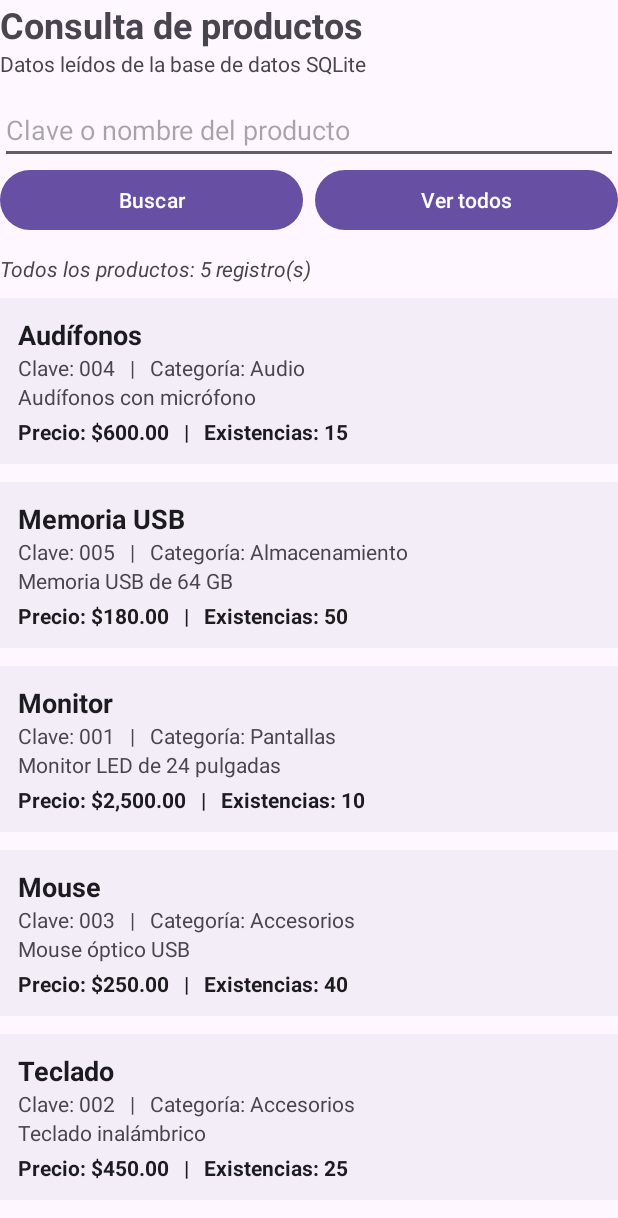
After one commit to uriel-carpinteyro/RecyclerView-Conectado_con_SQLite, an Android app: the ConsultaActivity screen opened directly, with no data from a screen before it, on a phone screen of 412 x 824 dp. The commit adds this screen. Shown: the top 1218 px of the screen. Run offline under Robolectric (Android 15) with nearby library versions, the phone set to English and light mode, and no system bars.

Commit message:
Actividad SQLite: consulta de productos con rawQuery y Cursor

```diff
--- a/app/src/main/java/com/example/recyclerview/BaseDatos.java
+++ b/app/src/main/java/com/example/recyclerview/BaseDatos.java
@@ -1,13 +1,21 @@
 package com.example.recyclerview;
 
+import android.content.ContentValues;
 import android.content.Context;
+import android.database.Cursor;
 import android.database.sqlite.SQLiteDatabase;
 import android.database.sqlite.SQLiteOpenHelper;
+
+import java.util.ArrayList;
+import java.util.List;
 
 public class BaseDatos extends SQLiteOpenHelper {
 
     public static final String NOMBRE_BD = "inventario.db";
     public static final int VERSION = 1;
+
+    private static final String COLUMNAS =
+            "clave, nombre, descripcion, precio, existencias, categoria";
 
     public BaseDatos(Context context) {
         super(context, NOMBRE_BD, null, VERSION);
@@ -30,4 +38,79 @@ public class BaseDatos extends SQLiteOpenHelper {
         db.execSQL("DROP TABLE IF EXISTS productos");
         onCreate(db);
     }
+
+    // ---------------------- CONSULTAS (R de CRUD) ----------------------
+
+    /** SELECT * FROM productos: regresa todos los registros guardados. */
+    public List<Producto> consultarTodos() {
+        List<Producto> lista = new ArrayList<>();
+        SQLiteDatabase db = getReadableDatabase();          // abre la BD solo para leer
+        try (Cursor cursor = db.rawQuery(
+                "SELECT " + COLUMNAS + " FROM productos ORDER BY nombre", null)) {
+            while (cursor.moveToNext()) {                    // recorre registro por registro
+                lista.add(leerProducto(cursor));
+            }
+        }
+        return lista;
+    }
+
+    /** Búsqueda específica: por clave exacta o por parte del nombre. */
+    public List<Producto> buscar(String texto) {
+        List<Producto> lista = new ArrayList<>();
+        SQLiteDatabase db = getReadableDatabase();
+        String sql = "SELECT " + COLUMNAS + " FROM productos "
+                + "WHERE clave = ? OR nombre LIKE ? ORDER BY nombre";
+        String[] argumentos = {texto, "%" + texto + "%"};    // los ? se reemplazan de forma segura
+        try (Cursor cursor = db.rawQuery(sql, argumentos)) {
+            while (cursor.moveToNext()) {
+                lista.add(leerProducto(cursor));
+            }
+        }
+        return lista;
+    }
+
+    /** Convierte la fila actual del Cursor en un objeto Producto. */
+    private Producto leerProducto(Cursor c) {
+        return new Producto(
+                c.getString(0),     // clave
+                c.getString(1),     // nombre
+                c.getString(2),     // descripcion
+                c.getDouble(3),     // precio
+                c.getInt(4),        // existencias
+                c.getString(5));    // categoria
+    }
+
+    // ---------------------- DATOS DE EJEMPLO ----------------------
+
+    /** Cuenta cuántos productos hay guardados. */
+    public int contar() {
+        SQLiteDatabase db = getReadableDatabase();
+        try (Cursor cursor = db.rawQuery("SELECT COUNT(*) FROM productos", null)) {
+            return cursor.moveToFirst() ? cursor.getInt(0) : 0;
+        }
+    }
+
+    /** Si la tabla está vacía, inserta algunos productos para poder probar las consultas. */
+    public void insertarEjemplosSiEstaVacia() {
+        if (contar() > 0) {
+            return;
+        }
+        insertarEjemplo("001", "Monitor", "Monitor LED de 24 pulgadas", 2500, 10, "Pantallas");
+        insertarEjemplo("002", "Teclado", "Teclado inalámbrico", 450, 25, "Accesorios");
+        insertarEjemplo("003", "Mouse", "Mouse óptico USB", 250, 40, "Accesorios");
+        insertarEjemplo("004", "Audífonos", "Audífonos con micrófono", 600, 15, "Audio");
+        insertarEjemplo("005", "Memoria USB", "Memoria USB de 64 GB", 180, 50, "Almacenamiento");
+    }
+
+    private void insertarEjemplo(String clave, String nombre, String descripcion,
+                                 double precio, int existencias, String categoria) {
+        ContentValues valores = new ContentValues();
+        valores.put("clave", clave);
+        valores.put("nombre", nombre);
+        valores.put("descripcion", descripcion);
+        valores.put("precio", precio);
+        valores.put("existencias", existencias);
+        valores.put("categoria", categoria);
+        getWritableDatabase().insert("productos", null, valores);
+    }
 }
--- /dev/null
+++ b/app/src/main/java/com/example/recyclerview/ConsultaActivity.java
@@ -0,0 +1,94 @@
+package com.example.recyclerview;
+
+import android.os.Bundle;
+import android.view.View;
+import android.widget.Button;
+import android.widget.EditText;
+import android.widget.TextView;
+
+import androidx.activity.EdgeToEdge;
+import androidx.appcompat.app.AppCompatActivity;
+import androidx.core.graphics.Insets;
+import androidx.core.view.ViewCompat;
+import androidx.core.view.WindowInsetsCompat;
+import androidx.recyclerview.widget.LinearLayoutManager;
+import androidx.recyclerview.widget.RecyclerView;
+
+import java.util.ArrayList;
+import java.util.List;
+
+/** Pantalla de consulta: muestra los registros de SQLite y permite buscar uno. */
+public class ConsultaActivity extends AppCompatActivity {
+
+    EditText etBuscar;
+    Button btnBuscar, btnTodos;
+    TextView tvResumen, tvVacio;
+    RecyclerView lista;
+
+    BaseDatos baseDatos;
+    ProductoAdaptador adaptador;
+
+    @Override
+    protected void onCreate(Bundle savedInstanceState) {
+        super.onCreate(savedInstanceState);
+        EdgeToEdge.enable(this);
+        setContentView(R.layout.activity_consulta);
+
+        etBuscar = findViewById(R.id.etBuscar);
+        btnBuscar = findViewById(R.id.btnBuscar);
+        btnTodos = findViewById(R.id.btnTodos);
+        tvResumen = findViewById(R.id.tvResumen);
+        tvVacio = findViewById(R.id.tvVacio);
+        lista = findViewById(R.id.listaProductos);
+
+        // 1) Conectar con SQLite
+        baseDatos = new BaseDatos(this);
+        baseDatos.insertarEjemplosSiEstaVacia();   // si no hay datos, crea algunos de ejemplo
+
+        // 2) Preparar la lista
+        adaptador = new ProductoAdaptador(new ArrayList<>());
+        lista.setLayoutManager(new LinearLayoutManager(this));
+        lista.setAdapter(adaptador);
+
+        // 3) Botones
+        btnTodos.setOnClickListener(v -> {
+            etBuscar.setText("");
+            mostrarTodos();
+        });
+        btnBuscar.setOnClickListener(v -> buscarProducto());
+
+        // Al abrir la pantalla se muestran todos los registros
+        mostrarTodos();
+
+        ViewCompat.setOnApplyWindowInsetsListener(findViewById(R.id.main), (v, insets) -> {
+            Insets systemBars = insets.getInsets(WindowInsetsCompat.Type.systemBars());
+            v.setPadding(systemBars.left, systemBars.top, systemBars.right, systemBars.bottom);
+            return insets;
+        });
+    }
+
+    /** Consulta general: SELECT * FROM productos */
+    private void mostrarTodos() {
+        List<Producto> resultados = baseDatos.consultarTodos();
+        mostrarResultados(resultados, "Todos los productos: " + resultados.size() + " registro(s)");
+    }
+
+    /** Consulta específica: WHERE clave = ? OR nombre LIKE ? */
+    private void buscarProducto() {
+        String texto = String.valueOf(etBuscar.getText()).trim();
+        if (texto.isEmpty()) {
+            etBuscar.setError("Escribe una clave o un nombre");
+            return;
+        }
+        List<Producto> resultados = baseDatos.buscar(texto);
+        mostrarResultados(resultados,
+                "Resultados para \"" + texto + "\": " + resultados.size() + " registro(s)");
+    }
+
+    /** Muestra los registros en la pantalla (o un aviso si no hay ninguno). */
+    private void mostrarResultados(List<Producto> resultados, String resumen) {
+        adaptador.actualizar(resultados);
+        tvResumen.setText(resumen);
+        tvVacio.setVisibility(resultados.isEmpty() ? View.VISIBLE : View.GONE);
+    }
+}
--- a/app/src/main/java/com/example/recyclerview/CrudActivity.java
+++ b/app/src/main/java/com/example/recyclerview/CrudActivity.java
@@ -1,6 +1,7 @@
 package com.example.recyclerview;
 
 import android.content.ContentValues;
+import android.content.Intent;
 import android.database.sqlite.SQLiteDatabase;
 import android.os.Bundle;
 import android.widget.Button;
@@ -17,7 +18,7 @@ import com.google.android.material.textfield.TextInputEditText;
 public class CrudActivity extends AppCompatActivity {
 
     TextInputEditText etClave, etNombre, etDescripcion, etPrecio, etExistencias, etCategoria;
-    Button btnNuevo, btnGuardar, btnActualizar, btnEliminar;
+    Button btnNuevo, btnGuardar, btnActualizar, btnEliminar, btnConsultar;
     BaseDatos baseDatos;
 
     @Override
@@ -38,6 +39,7 @@ public class CrudActivity extends AppCompatActivity {
         btnGuardar = findViewById(R.id.btnGuardar);
         btnActualizar = findViewById(R.id.btnActualizar);
         btnEliminar = findViewById(R.id.btnEliminar);
+        btnConsultar = findViewById(R.id.btnConsultar);
 
         btnNuevo.setOnClickListener(v -> limpiarFormulario());
 
@@ -52,6 +54,7 @@ public class CrudActivity extends AppCompatActivity {
                 mensaje("Modificar: datos del producto validados");
             }
         });
+
         btnEliminar.setOnClickListener(v -> {
             if (texto(etClave).isEmpty()) {
                 etClave.setError("Escribe la clave del producto");
@@ -59,6 +62,10 @@ public class CrudActivity extends AppCompatActivity {
                 mensaje("Eliminar: producto " + texto(etClave));
             }
         });
+
+        // Abre la pantalla que lee los productos de SQLite (R de CRUD)
+        btnConsultar.setOnClickListener(v ->
+                startActivity(new Intent(CrudActivity.this, ConsultaActivity.class)));
 
         ViewCompat.setOnApplyWindowInsetsListener(findViewById(R.id.main), (v, insets) -> {
             Insets systemBars = insets.getInsets(WindowInsetsCompat.Type.systemBars());
--- /dev/null
+++ b/app/src/main/java/com/example/recyclerview/Producto.java
@@ -0,0 +1,22 @@
+package com.example.recyclerview;
+
+/** Representa un registro de la tabla productos. */
+public class Producto {
+
+    public final String clave;
+    public final String nombre;
+    public final String descripcion;
+    public final double precio;
+    public final int existencias;
+    public final String categoria;
+
+    public Producto(String clave, String nombre, String descripcion,
+                    double precio, int existencias, String categoria) {
+        this.clave = clave;
+        this.nombre = nombre;
+        this.descripcion = descripcion;
+        this.precio = precio;
+        this.existencias = existencias;
+        this.categoria = categoria;
+    }
+}
--- /dev/null
+++ b/app/src/main/java/com/example/recyclerview/ProductoAdaptador.java
@@ -0,0 +1,68 @@
+package com.example.recyclerview;
+
+import android.view.LayoutInflater;
+import android.view.View;
+import android.view.ViewGroup;
+import android.widget.TextView;
+
+import androidx.annotation.NonNull;
+import androidx.recyclerview.widget.RecyclerView;
+
+import java.util.List;
+import java.util.Locale;
+
+/** Muestra en la lista los productos que se recuperaron de SQLite. */
+public class ProductoAdaptador extends RecyclerView.Adapter<ProductoAdaptador.Vista> {
+
+    private final List<Producto> productos;
+
+    public ProductoAdaptador(List<Producto> productos) {
+        this.productos = productos;
+    }
+
+    /** Reemplaza los datos de la lista y vuelve a dibujarla. */
+    public void actualizar(List<Producto> nuevos) {
+        productos.clear();
+        productos.addAll(nuevos);
+        notifyDataSetChanged();
+    }
+
+    @NonNull
+    @Override
+    public Vista onCreateViewHolder(@NonNull ViewGroup parent, int viewType) {
+        View view = LayoutInflater.from(parent.getContext())
+                .inflate(R.layout.item_producto, parent, false);
+        return new Vista(view);
+    }
+
+    @Override
+    public void onBindViewHolder(@NonNull Vista holder, int position) {
+        Producto p = productos.get(position);
+        holder.tvNombre.setText(p.nombre);
+        holder.tvClaveCategoria.setText("Clave: " + p.clave + "   |   Categoría: " + valor(p.categoria));
+        holder.tvDescripcion.setText(valor(p.descripcion));
+        holder.tvPrecioExistencias.setText(String.format(Locale.getDefault(),
+                "Precio: $%,.2f   |   Existencias: %d", p.precio, p.existencias));
+    }
+
+    @Override
+    public int getItemCount() {
+        return productos.size();
+    }
+
+    private String valor(String texto) {
+        return (texto == null || texto.isEmpty()) ? "-" : texto;
+    }
+
+    public static class Vista extends RecyclerView.ViewHolder {
+        TextView tvNombre, tvClaveCategoria, tvDescripcion, tvPrecioExistencias;
+
+        public Vista(@NonNull View itemView) {
+            super(itemView);
+            tvNombre = itemView.findViewById(R.id.tvNombre);
+            tvClaveCategoria = itemView.findViewById(R.id.tvClaveCategoria);
+            tvDescripcion = itemView.findViewById(R.id.tvDescripcion);
+            tvPrecioExistencias = itemView.findViewById(R.id.tvPrecioExistencias);
+        }
+    }
+}
--- /dev/null
+++ b/app/src/main/res/layout/activity_consulta.xml
@@ -0,0 +1,74 @@
+<?xml version="1.0" encoding="utf-8"?>
+<LinearLayout xmlns:android="http://schemas.android.com/apk/res/android"
+    android:id="@+id/main"
+    android:layout_width="match_parent"
+    android:layout_height="match_parent"
+    android:orientation="vertical"
+    android:padding="16dp">
+
+    <TextView
+        android:layout_width="match_parent"
+        android:layout_height="wrap_content"
+        android:text="Consulta de productos"
+        android:textSize="24sp"
+        android:textStyle="bold" />
+
+    <TextView
+        android:layout_width="match_parent"
+        android:layout_height="wrap_content"
+        android:layout_marginBottom="12dp"
+        android:text="Datos leídos de la base de datos SQLite" />
+
+    <EditText
+        android:id="@+id/etBuscar"
+        android:layout_width="match_parent"
+        android:layout_height="wrap_content"
+        android:hint="Clave o nombre del producto"
+        android:imeOptions="actionSearch"
+        android:inputType="text"
+        android:maxLines="1" />
+
+    <LinearLayout
+        android:layout_width="match_parent"
+        android:layout_height="wrap_content"
+        android:orientation="horizontal">
+
+        <Button
+            android:id="@+id/btnBuscar"
+            android:layout_width="0dp"
+            android:layout_height="wrap_content"
+            android:layout_weight="1"
+            android:text="Buscar" />
+
+        <Button
+            android:id="@+id/btnTodos"
+            android:layout_width="0dp"
+            android:layout_height="wrap_content"
+            android:layout_marginStart="8dp"
+            android:layout_weight="1"
+            android:text="Ver todos" />
+    </LinearLayout>
+
+    <TextView
+        android:id="@+id/tvResumen"
+        android:layout_width="match_parent"
+        android:layout_height="wrap_content"
+        android:layout_marginTop="12dp"
+        android:layout_marginBottom="4dp"
+        android:textStyle="italic" />
+
+    <TextView
+        android:id="@+id/tvVacio"
+        android:layout_width="match_parent"
+        android:layout_height="wrap_content"
+        android:padding="16dp"
+        android:text="No se encontraron productos"
+        android:textAlignment="center"
+        android:visibility="gone" />
+
+    <androidx.recyclerview.widget.RecyclerView
+        android:id="@+id/listaProductos"
+        android:layout_width="match_parent"
+        android:layout_height="0dp"
+        android:layout_weight="1" />
+</LinearLayout>
--- a/app/src/main/res/layout/activity_crud.xml
+++ b/app/src/main/res/layout/activity_crud.xml
@@ -155,5 +155,11 @@
                 android:text="Eliminar" />
         </LinearLayout>
 
+        <Button
+            android:id="@+id/btnConsultar"
+            android:layout_width="match_parent"
+            android:layout_height="wrap_content"
+            android:text="Consultar productos" />
+
     </LinearLayout>
 </ScrollView>
--- /dev/null
+++ b/app/src/main/res/layout/item_producto.xml
@@ -0,0 +1,38 @@
+<?xml version="1.0" encoding="utf-8"?>
+<LinearLayout xmlns:android="http://schemas.android.com/apk/res/android"
+    android:layout_width="match_parent"
+    android:layout_height="wrap_content"
+    android:layout_marginTop="6dp"
+    android:layout_marginBottom="6dp"
+    android:background="#F3EDF7"
+    android:orientation="vertical"
+    android:padding="12dp">
+
+    <TextView
+        android:id="@+id/tvNombre"
+        android:layout_width="match_parent"
+        android:layout_height="wrap_content"
+        android:textColor="#1C1B1F"
+        android:textSize="18sp"
+        android:textStyle="bold" />
+
+    <TextView
+        android:id="@+id/tvClaveCategoria"
+        android:layout_width="match_parent"
+        android:layout_height="wrap_content"
+        android:textColor="#49454F" />
+
+    <TextView
+        android:id="@+id/tvDescripcion"
+        android:layout_width="match_parent"
+        android:layout_height="wrap_content"
+        android:textColor="#49454F" />
+
+    <TextView
+        android:id="@+id/tvPrecioExistencias"
+        android:layout_width="match_parent"
+        android:layout_height="wrap_content"
+        android:layout_marginTop="4dp"
+        android:textColor="#1C1B1F"
+        android:textStyle="bold" />
+</LinearLayout>
```
Also changed, not shown: app/src/main/AndroidManifest.xml (+7 -1 lines).
